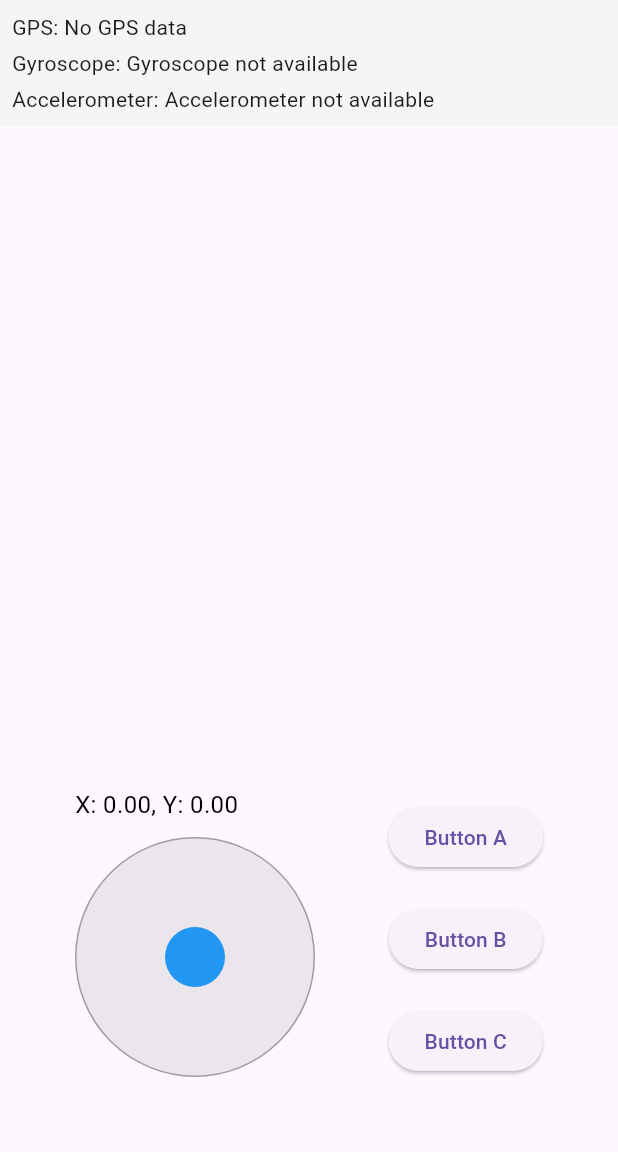
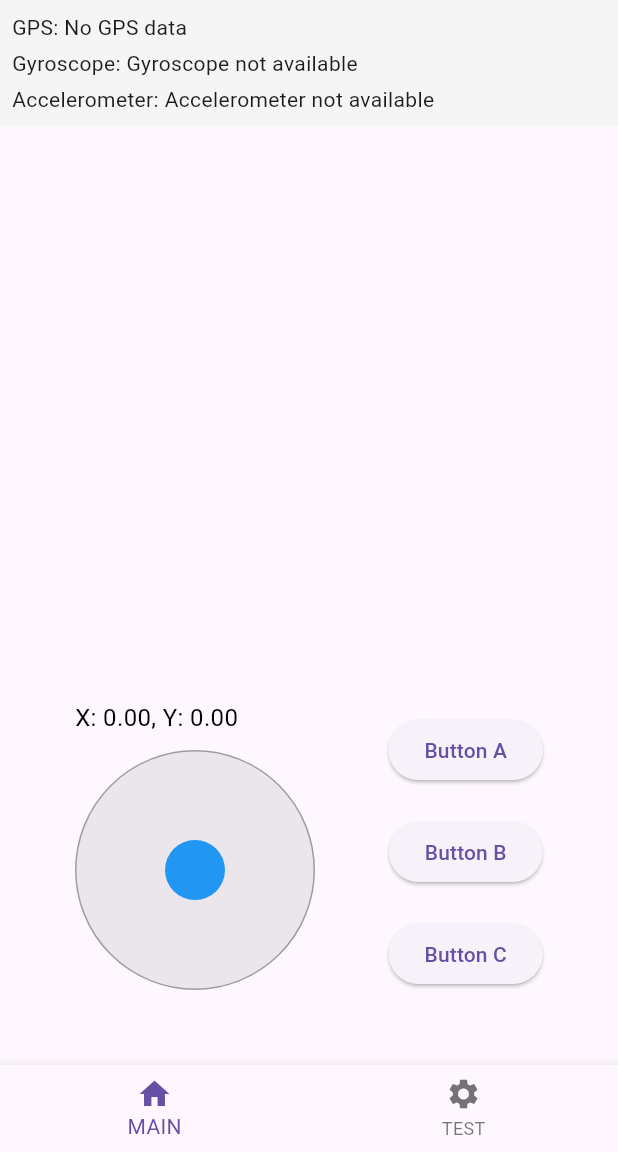
Before and after one commit to tianrking/flutter_control, a Flutter app: the screen it shows after launch, on a phone screen of 412 x 824 dp, the part 84-1236 px from its top. Run offline on Flutter 3.47's test engine with Material 3 defaults, Android fonts, the phone set to English and light mode, and no system bars; our stand-ins replace flutter_blue_plus, geolocator, sensors_plus.

Commit message:
Add: more page

```diff
--- a/lib/main.dart
+++ b/lib/main.dart
@@ -1,4 +1,3 @@
-// main.dart
 import 'package:flutter/material.dart';
 import 'package:flutter_blue_plus/flutter_blue_plus.dart';
 import 'package:geolocator/geolocator.dart';
@@ -17,19 +16,53 @@ class MyApp extends StatelessWidget {
     return MaterialApp(
       title: 'Remote Control App',
       theme: ThemeData(primarySwatch: Colors.blue),
-      home: const RemoteControlScreen(),
+      home: const RootScreen(), // 使用 RootScreen 作为主页面
     );
   }
 }
 
-class RemoteControlScreen extends StatefulWidget {
-  const RemoteControlScreen({super.key});
+class RootScreen extends StatefulWidget {
+  const RootScreen({super.key});
 
   @override
-  _RemoteControlScreenState createState() => _RemoteControlScreenState();
+  _RootScreenState createState() => _RootScreenState();
 }
 
-class _RemoteControlScreenState extends State<RemoteControlScreen> {
+class _RootScreenState extends State<RootScreen> {
+  int _currentIndex = 0; // 当前选中的页面索引
+
+  final List<Widget> _pages = [
+    const MainPage(), // 主页面
+    const TestPage(), // 测试页面
+  ];
+
+  @override
+  Widget build(BuildContext context) {
+    return Scaffold(
+      body: _pages[_currentIndex], // 根据索引显示页面
+      bottomNavigationBar: BottomNavigationBar(
+        currentIndex: _currentIndex,
+        onTap: (index) {
+          setState(() => _currentIndex = index);
+        },
+        items: const [
+          BottomNavigationBarItem(icon: Icon(Icons.home), label: 'MAIN'),
+          BottomNavigationBarItem(icon: Icon(Icons.settings), label: 'TEST'),
+        ],
+      ),
+    );
+  }
+}
+
+
+class MainPage extends StatefulWidget {
+  const MainPage({super.key});
+
+  @override
+  _MainPageState createState() => _MainPageState();
+}
+
+class _MainPageState extends State<MainPage> {
   final BluetoothManager _bluetoothManager = BluetoothManager();
   final LocationService _locationService = LocationService();
   final SensorsService _sensorsService = SensorsService();
@@ -347,3 +380,22 @@ class _RemoteControlScreenState extends State<RemoteControlScreen> {
     );
   }
 }
+
+class TestPage extends StatelessWidget {
+  const TestPage({super.key});
+
+  @override
+  Widget build(BuildContext context) {
+    return Scaffold(
+      appBar: AppBar(
+        title: const Text('Test Page'),
+      ),
+      body: const Center(
+        child: Text(
+          'This is the Test Page',
+          style: TextStyle(fontSize: 24),
+        ),
+      ),
+    );
+  }
+}
```
